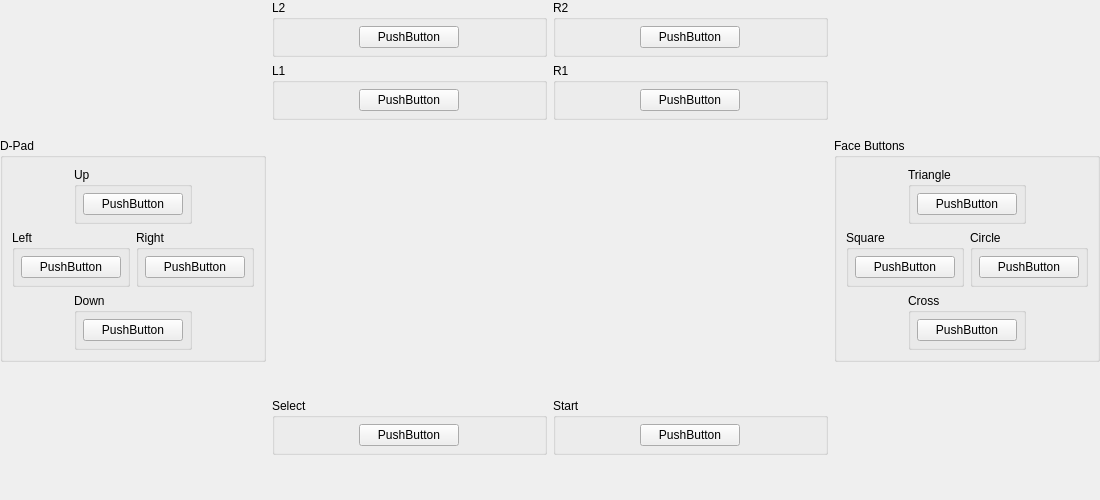
Before: the Qt Designer form src/duckstation-qt/controllerbindingwidget_digital_controller.ui in stenzek/duckstation, drawn with Qt 5.
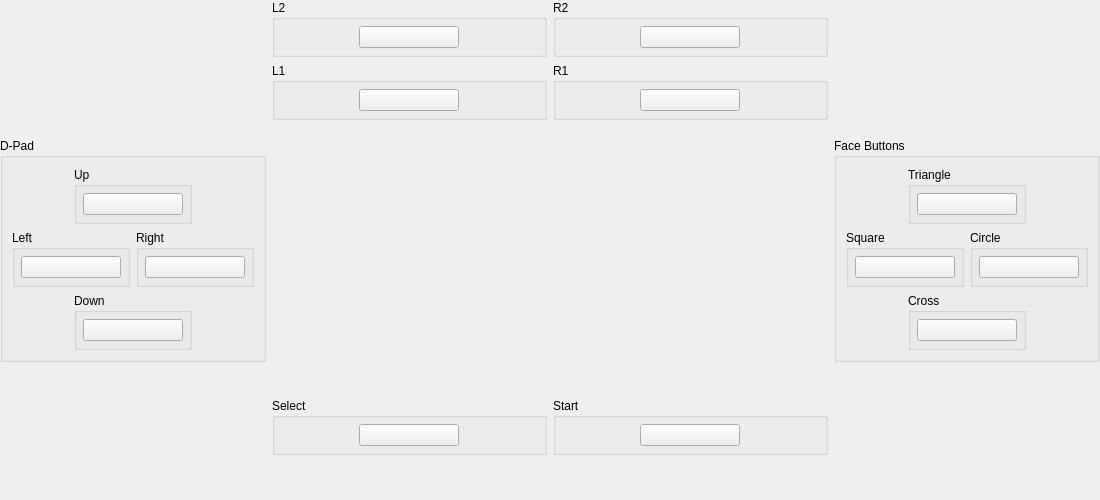
After: the same form once the commit is applied. Custom widgets are drawn as their Qt base class.

```diff
--- a/src/duckstation-qt/controllerbindingwidget_digital_controller.ui
+++ b/src/duckstation-qt/controllerbindingwidget_digital_controller.ui
@@ -63,9 +63,6 @@
             <height>16777215</height>
            </size>
           </property>
-          <property name="text">
-           <string>PushButton</string>
-          </property>
          </widget>
         </item>
        </layout>
@@ -97,9 +94,6 @@
             <height>16777215</height>
            </size>
           </property>
-          <property name="text">
-           <string>PushButton</string>
-          </property>
          </widget>
         </item>
        </layout>
@@ -131,9 +125,6 @@
             <height>16777215</height>
            </size>
           </property>
-          <property name="text">
-           <string>PushButton</string>
-          </property>
          </widget>
         </item>
        </layout>
@@ -165,9 +156,6 @@
             <height>16777215</height>
            </size>
           </property>
-          <property name="text">
-           <string>PushButton</string>
-          </property>
          </widget>
         </item>
        </layout>
@@ -228,9 +216,6 @@
                <height>16777215</height>
               </size>
              </property>
-             <property name="text">
-              <string>PushButton</string>
-             </property>
             </widget>
            </item>
           </layout>
@@ -268,9 +253,6 @@
                <height>16777215</height>
               </size>
              </property>
-             <property name="text">
-              <string>PushButton</string>
-             </property>
             </widget>
            </item>
           </layout>
@@ -308,9 +290,6 @@
                <height>16777215</height>
               </size>
              </property>
-             <property name="text">
-              <string>PushButton</string>
-             </property>
             </widget>
            </item>
           </layout>
@@ -348,9 +327,6 @@
                <height>16777215</height>
               </size>
              </property>
-             <property name="text">
-              <string>PushButton</string>
-             </property>
             </widget>
            </item>
           </layout>
@@ -496,9 +472,6 @@
                <height>16777215</height>
               </size>
              </property>
-             <property name="text">
-              <string>PushButton</string>
-             </property>
             </widget>
            </item>
           </layout>
@@ -536,9 +509,6 @@
                <height>16777215</height>
               </size>
              </property>
-             <property name="text">
-              <string>PushButton</string>
-             </property>
             </widget>
            </item>
           </layout>
@@ -576,9 +546,6 @@
                <height>16777215</height>
               </size>
              </property>
-             <property name="text">
-              <string>PushButton</string>
-             </property>
             </widget>
            </item>
           </layout>
@@ -616,9 +583,6 @@
                <height>16777215</height>
               </size>
              </property>
-             <property name="text">
-              <string>PushButton</string>
-             </property>
             </widget>
            </item>
           </layout>
@@ -670,9 +634,6 @@
             <height>16777215</height>
            </size>
           </property>
-          <property name="text">
-           <string>PushButton</string>
-          </property>
          </widget>
         </item>
        </layout>
@@ -704,9 +665,6 @@
             <height>16777215</height>
            </size>
           </property>
-          <property name="text">
-           <string>PushButton</string>
-          </property>
          </widget>
         </item>
        </layout>
```
